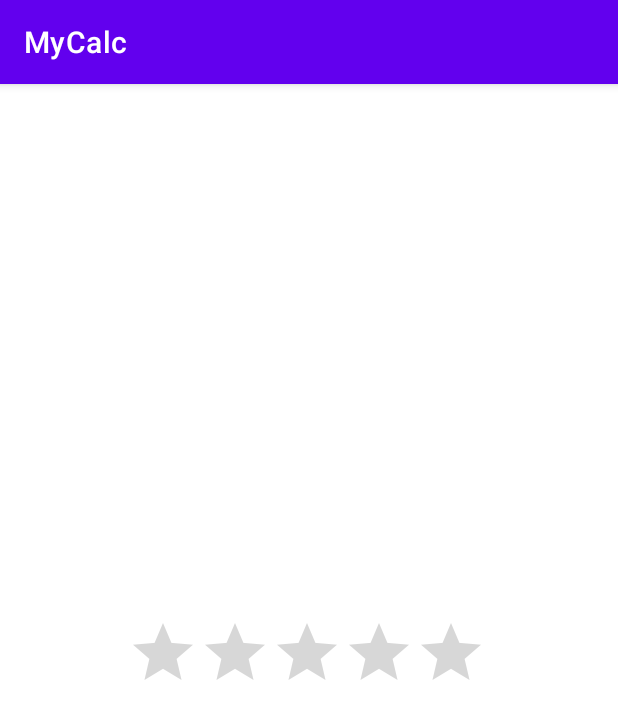
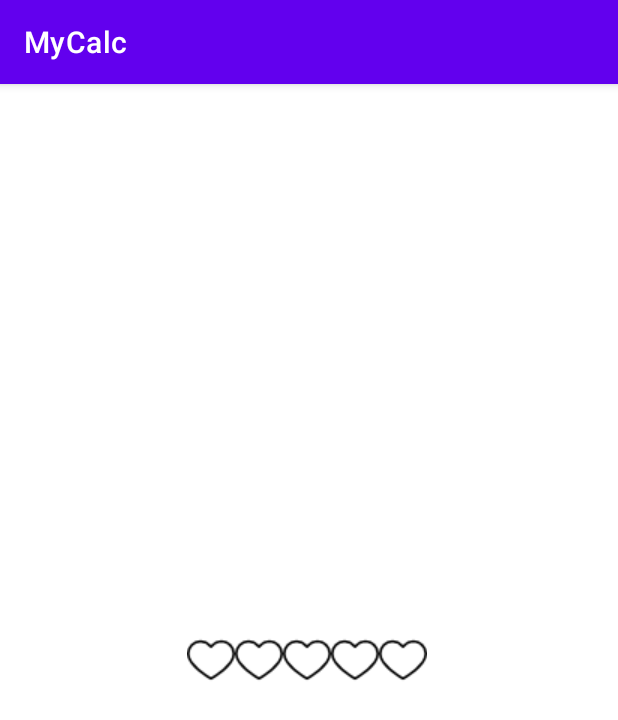
Before and after one commit to akshaysoni8707/MyCalc, an Android app: the screen it shows after launch (RatingActivity), on a phone screen of 412 x 824 dp. Shown: the top 720 px of the screen. Run offline under Robolectric (Android 15) with nearby library versions, the phone set to English and light mode, and no system bars.

Commit message:
custom rating bar added

```diff
--- /dev/null
+++ b/app/src/main/res/drawable/custom_rating.xml
@@ -0,0 +1,14 @@
+<?xml version="1.0" encoding="utf-8"?>
+<layer-list xmlns:android="http://schemas.android.com/apk/res/android">
+
+    <item android:id="@android:id/background"
+        android:drawable="@drawable/rating_empty"/>
+
+    <item android:id="@android:id/secondaryProgress"
+        android:drawable="@drawable/rating_empty"
+        />
+    <item android:id="@android:id/progress"
+        android:drawable="@drawable/rating_filled"
+        />
+
+</layer-list>
--- /dev/null
+++ b/app/src/main/res/drawable/rating_empty.xml
@@ -0,0 +1,17 @@
+<?xml version="1.0" encoding="utf-8"?>
+<selector xmlns:android="http://schemas.android.com/apk/res/android">
+    <item android:state_pressed="true"
+        android:state_window_focused="true"
+        android:drawable="@drawable/heart_empty"/>
+
+    <item android:state_focused="true"
+        android:state_window_focused="true"
+        android:drawable="@drawable/heart_empty"/>
+
+    <item android:state_selected="true"
+        android:state_window_focused="true"
+        android:drawable="@drawable/heart_empty"/>
+
+    <item
+        android:drawable="@drawable/heart_empty"/>
+</selector>
--- /dev/null
+++ b/app/src/main/res/drawable/rating_filled.xml
@@ -0,0 +1,17 @@
+<?xml version="1.0" encoding="utf-8"?>
+<selector xmlns:android="http://schemas.android.com/apk/res/android">
+    <item android:state_pressed="true"
+        android:state_window_focused="true"
+        android:drawable="@drawable/heart_filled"/>
+
+    <item android:state_focused="true"
+        android:state_window_focused="true"
+        android:drawable="@drawable/heart_filled"/>
+
+    <item android:state_selected="true"
+        android:state_window_focused="true"
+        android:drawable="@drawable/heart_filled"/>
+
+    <item
+        android:drawable="@drawable/heart_filled"/>
+</selector>
--- a/app/src/main/res/layout/activity_rating.xml
+++ b/app/src/main/res/layout/activity_rating.xml
@@ -9,6 +9,7 @@
 
     <RatingBar
         android:id="@+id/ratingBar"
+        style="@style/CustomRatingBarStyle"
         android:layout_width="wrap_content"
         android:layout_height="wrap_content"
         android:max="5"
--- a/app/src/main/res/values-night/themes.xml
+++ b/app/src/main/res/values-night/themes.xml
@@ -17,4 +17,10 @@
         <item name="android:backgroundTint">@color/white</item>
         <item name="android:textColor">@color/black</item>
     </style>
+    <style name="CustomRatingBarStyle" parent="Widget.AppCompat.RatingBar">
+        <item name="android:progressDrawable">@drawable/custom_rating</item>
+        <item name="android:minHeight">15dip</item>
+        <item name="android:maxHeight">47dip</item>
+
+    </style>
 </resources>
--- a/app/src/main/res/values/themes.xml
+++ b/app/src/main/res/values/themes.xml
@@ -17,4 +17,9 @@
         <item name="android:backgroundTint">@color/black</item>
         <item name="android:textColor">@color/white</item>
     </style>
+    <style name="CustomRatingBarStyle" parent="Widget.AppCompat.RatingBar">
+        <item name="android:progressDrawable">@drawable/custom_rating</item>
+        <item name="android:minHeight">15dip</item>
+        <item name="android:maxHeight">47dip</item>
+    </style>
 </resources>
```
Also changed, not shown: app/src/main/res/drawable/heart_empty.png (added), app/src/main/res/drawable/heart_filled.png (added).
